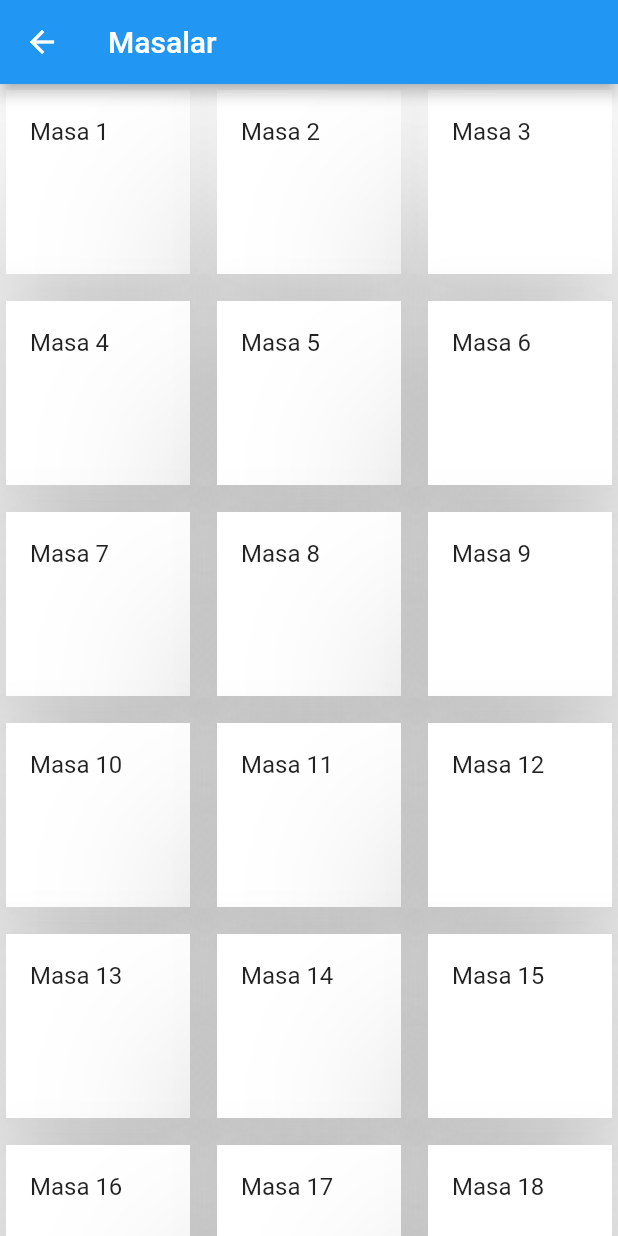
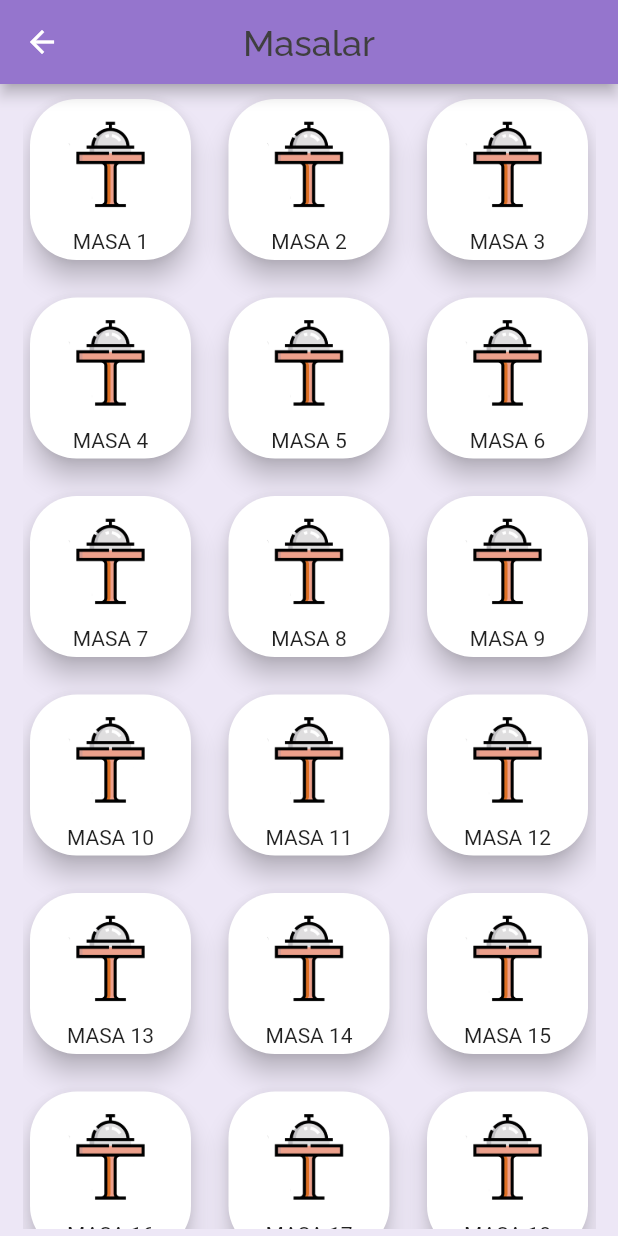
Before and after one commit to hardCave/restourantapp, a Flutter app: the screen it shows after launch, after a tap on "SİPARİŞ AL", on a phone screen of 412 x 824 dp. Run offline on Flutter 3.47's test engine with Material 2 defaults, Android fonts, the phone set to English and light mode, and no system bars; our stand-ins replace sqflite; accounts and stored records are empty.

Commit message:
Masalar.dart redesigned and completed.

```diff
--- a/lib/screens/Masalar.dart
+++ b/lib/screens/Masalar.dart
@@ -1,7 +1,8 @@
 import 'package:flutter/cupertino.dart';
 import 'package:flutter/material.dart';
-import 'file:///C:/Users/yucel/Desktop/uygulamalar/sqflite_demo/lib/screens/order_add.dart';
 import 'package:sqflite_demo/utis/dbHelper.dart';
+
+import 'order_add.dart';
 
 class Masalar extends StatefulWidget {
   int masaNo;
@@ -17,33 +18,87 @@ class _MasalarState extends State {
   DatabaseHelper dbhelper = DatabaseHelper();
   @override
   Widget build(BuildContext context) {
+    var size = MediaQuery.of(context).size;
+    var cardTextStyle = TextStyle(
+        fontFamily: "Raleway",
+        fontSize: 24,
+        color: Color.fromRGBO(63, 63, 63, 1));
     return Scaffold(
       appBar: AppBar(
-        title: Text("Masalar"),
+        backgroundColor: Colors.deepPurple.shade300,
+        centerTitle: true,
+        title: Text(
+          "Masalar",
+          textAlign: TextAlign.center,
+          style: cardTextStyle,
+        ),
       ),
       body: Container(
+        color: Colors.deepPurple.shade50,
+        padding: EdgeInsets.only(left: 15, right: 15, top: 5, bottom: 5),
+        child: Container(
           child: GridView.builder(
-            itemCount: 40,
+              itemCount: 39,
               gridDelegate: SliverGridDelegateWithFixedCrossAxisCount(
                 crossAxisCount: 3,
-              crossAxisSpacing: 10.0,
-              mainAxisSpacing: 10.0,
+                crossAxisSpacing: 15.0,
+                mainAxisSpacing: 15.0,
               ),
               itemBuilder: (BuildContext context, int pos) {
-              return Card(
-                elevation: 50,
-                color: Colors.brown,
-                child: ListTile(
-                  tileColor: Colors.white,
-                  title: Text("Masa ${pos + 1}"),
+                return InkWell(
+                  splashColor: Colors.deepPurple.shade300,
+                  borderRadius: BorderRadius.circular(52),
                   onTap: () {
-                    Navigator.of(context).pushAndRemoveUntil(MaterialPageRoute(builder: (context) =>
-                        OrderAdd.fromListPage(pos,false)), (Route<dynamic> route) => true);
+                    Navigator.of(context).pushAndRemoveUntil(
+                        MaterialPageRoute(
+                            builder: (context) =>
+                                OrderAdd.fromListPage(pos, false)),
+                        (Route<dynamic> route) => true);
                   },
+                  child: Container(
+                    child: Card(
+                      shape: RoundedRectangleBorder(
+                          borderRadius: BorderRadius.circular(31)),
+                      elevation: 7,
+                      margin: const EdgeInsets.all(5),
+                      child: Column(
+                        children: [
+                          Flexible(
+                            fit: FlexFit.tight,
+                            flex: 13,
+                            child: Container(
+                              alignment: Alignment.bottomCenter,
+                              margin: const EdgeInsets.only(
+                                bottom: 8.5,
+                                top: 8.5,
+                                right: 8.5,
+                                left: 8.5,
+                              ),
+                              decoration: BoxDecoration(
+                                  image: DecorationImage(
+                                      image: AssetImage(
+                                          'assets/images/tables.png'))),
+                              child: Text(' '),
+                            ),
+                          ),
+                          Flexible(
+                            fit: FlexFit.tight,
+                            flex: 3,
+                            child: SizedBox(
+                              child: Text(
+                                'MASA ' + (pos + 1).toString(),
+                                //style: cardTextStyle,
+                              ),
+                            ),
+                          ),
+                        ],
+                      ),
+                    ),
                   ),
                 );
               }),
         ),
+      ),
     );
   }
 }
--- a/lib/screens/home_screen.dart
+++ b/lib/screens/home_screen.dart
@@ -42,15 +42,18 @@ class _HomeScreenState extends State<HomeScreen>
                     alignment: Alignment.topCenter,
                     image: AssetImage('assets/images/top_header.png'))),
           ),
-          Container(
+          Padding(
+            padding: const EdgeInsets.only(top: 95.0),
+            child: Container(
               alignment: Alignment.center,
               height: 500,
               width: 1080,
               decoration: BoxDecoration(
                   image: DecorationImage(
-                    scale: 2,
+                      scale: 4,
                       alignment: Alignment.topCenter,
                       image: AssetImage('assets/images/selim_tantuni.png'))),
+            ),
           ),
           returnGrid(cardTextStyle),
         ],
@@ -60,7 +63,7 @@ class _HomeScreenState extends State<HomeScreen>
 
   returnGrid(cardTextStyle) {
     return Padding(
-      padding: const EdgeInsets.only(top: 310.0),
+      padding: const EdgeInsets.only(top: 270.0),
       child: GridView.count(
         mainAxisSpacing: 20,
         crossAxisSpacing: 20,
--- a/lib/screens/order_add.dart
+++ b/lib/screens/order_add.dart
@@ -3,7 +3,6 @@ import 'package:sqflite_demo/models/dailyProds.dart';
 import 'package:sqflite_demo/models/productModel.dart';
 import 'package:sqflite_demo/models/tablesModel.dart';
 import 'package:sqflite_demo/screens/home_screen.dart';
-import 'package:sqflite_demo/screens/product_list.dart';
 import 'package:sqflite_demo/utis/dbHelper.dart';
 
 class OrderAdd extends StatefulWidget {
@@ -173,8 +172,7 @@ class _OrderAddState extends State {
                         }
                         Navigator.of(context).pushAndRemoveUntil(
                             MaterialPageRoute(
-                                builder: (context) =>
-                                    HomeScreen()),
+                                builder: (context) => HomeScreen()),
                             (Route<dynamic> route) => false);
                       });
                     },
@@ -195,8 +193,7 @@ class _OrderAddState extends State {
                         dbhelper.deleteTable(masaNo);
                         Navigator.of(context).pushAndRemoveUntil(
                             MaterialPageRoute(
-                                builder: (context) =>
-                                    HomeScreen()),
+                                builder: (context) => HomeScreen()),
                             (Route<dynamic> route) => false);
                       });
                     },
@@ -223,7 +220,6 @@ class _OrderAddState extends State {
               child: ListView.builder(
                   itemCount: snapshot.data.length,
                   itemBuilder: (BuildContext context, int position) {
-
                     return Container(
                       margin: EdgeInsets.all(7),
                       child: Card(
@@ -239,6 +235,7 @@ class _OrderAddState extends State {
                               snapshot.data[position].productPrice.toString()),
                           onTap: () {
                             setState(() {
+                              var zProd = ProductsTable();
                               zProd.productName =
                                   snapshot.data[position].productName;
                               zProd.productPrice =
@@ -306,7 +303,7 @@ class _OrderAddState extends State {
     );
   }
 
-  void dailyCreate(int massa) async{
+  void dailyCreate(int massa) async {
     var liste = await dbhelper.getTableList();
 
     var listee = liste[massa].tableProducts;
@@ -314,11 +311,10 @@ class _OrderAddState extends State {
     print(table.tableProducts);
     int a = 0;
     int count = 0;
-      for (int i = 0; i<listee.length; i++){
-        if (listee[a] == listee[i]){
+    for (int i = 0; i < listee.length; i++) {
+      if (listee[a] == listee[i]) {
         count++;
-        }
-        else{
+      } else {
         var dProd = DailyProd();
         dProd.id = null;
         dProd.productId = a;
--- a/lib/screens/product_list.dart
+++ b/lib/screens/product_list.dart
@@ -1,10 +1,10 @@
 import 'package:flutter/cupertino.dart';
 import 'package:flutter/material.dart';
-import 'package:sqflite_demo/screens/order_add.dart';
 import 'package:sqflite_demo/models/currentProducts.dart';
 import 'package:sqflite_demo/models/productModel.dart';
 import 'package:sqflite_demo/models/tablesModel.dart';
 import 'package:sqflite_demo/screens/Masalar.dart';
+import 'package:sqflite_demo/screens/order_add.dart';
 import 'package:sqflite_demo/utis/dbHelper.dart';
 
 class ProductList extends StatefulWidget {
@@ -66,6 +66,7 @@ class _ProductListState extends State {
       ),
     );
   }
+
   buildFutureBuilder() {
     return FutureBuilder<List<Tabless>>(
         future: dbhelper.getTableList(),
@@ -92,7 +93,6 @@ class _ProductListState extends State {
                       onTap: () {
                         int hangimasa = snapshot.data[position].id;
                         var routeCaller = true;
-                        print(snapshot.data[position].tableProducts);
                         Navigator.of(context).pushAndRemoveUntil(
                             MaterialPageRoute(
                                 builder: (context) => OrderAdd.fromListPage(
--- a/pubspec.yaml
+++ b/pubspec.yaml
@@ -56,6 +56,7 @@ flutter:
     - assets/images/cash_flow.png
     - assets/images/take_order.png
     - assets/images/selim_tantuni.png
+    - assets/images/tables.png
 
 #
   fonts:
```
Also changed, not shown: assets/images/tables.png (added). Lines whose indentation alone changed are shown as unchanged.
